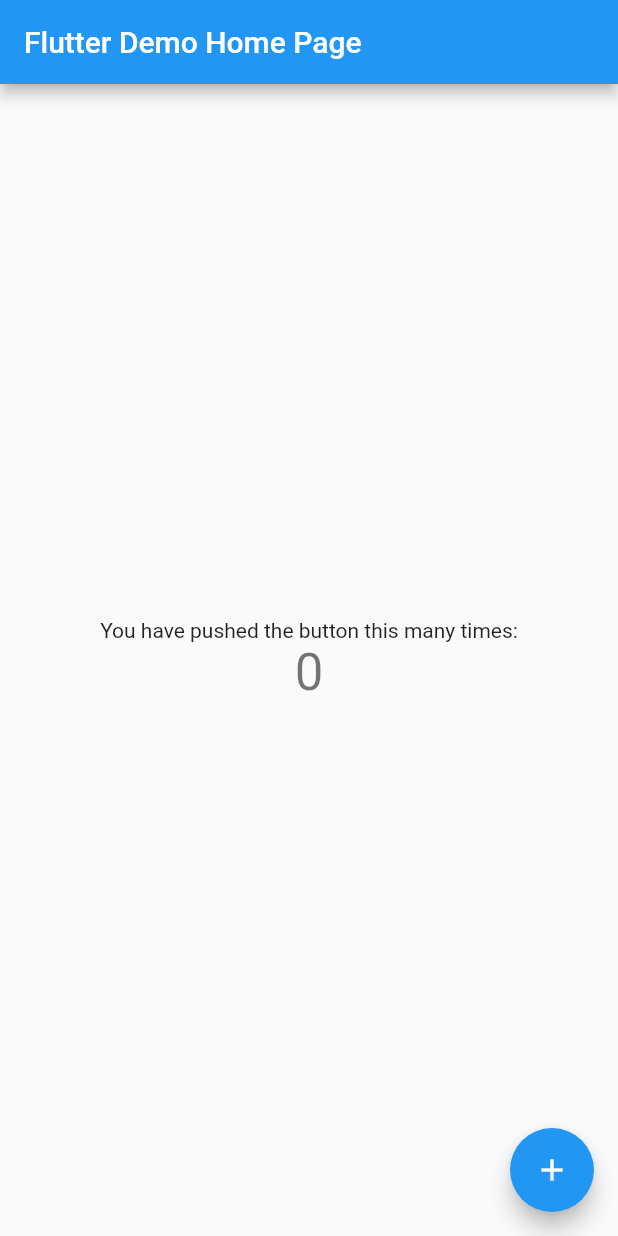
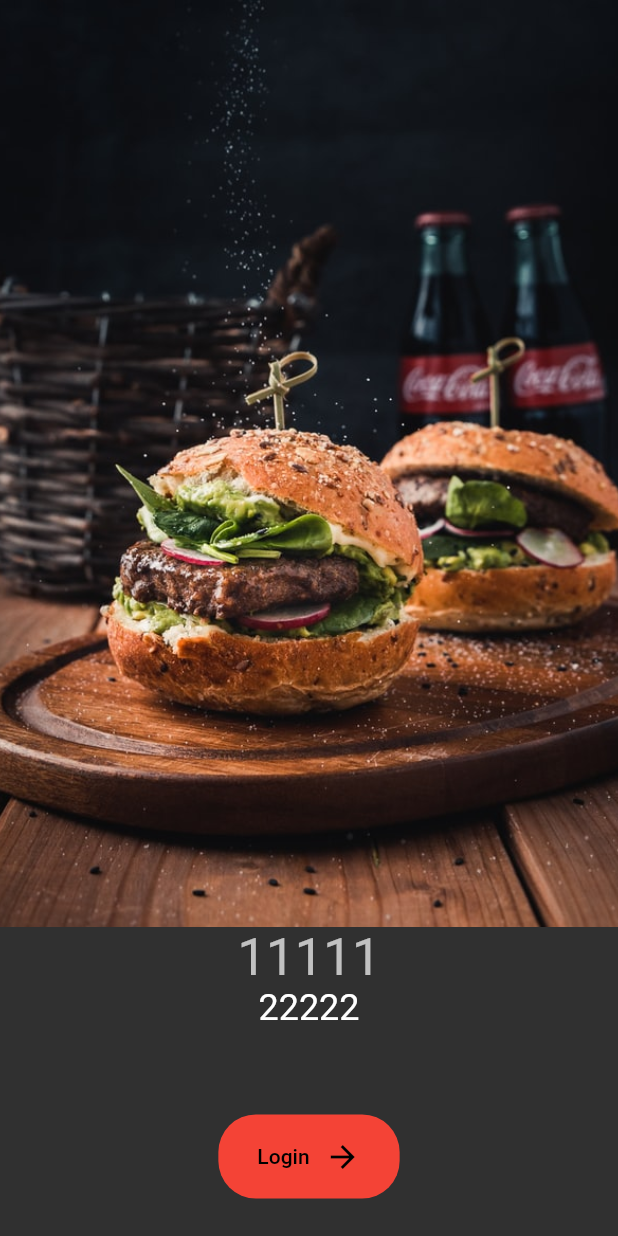
Before and after one commit to menuus/menuus-mobile, a Flutter app: the screen it shows after launch, on a phone screen of 412 x 824 dp. Run offline on Flutter 3.47's test engine with Material 2 defaults, Android fonts, the phone set to English and light mode, and no system bars.

```diff
--- a/lib/main.dart
+++ b/lib/main.dart
@@ -1,111 +1,101 @@
 import 'package:flutter/material.dart';
+import 'package:menuus_mobile/signin-screen.dart';
 
 void main() => runApp(MyApp());
 
 class MyApp extends StatelessWidget {
-  // This widget is the root of your application.
   @override
   Widget build(BuildContext context) {
     return MaterialApp(
-      title: 'Flutter Demo',
+      title: 'Welcome Screen',
       theme: ThemeData(
-        // This is the theme of your application.
-        //
-        // Try running your application with "flutter run". You'll see the
-        // application has a blue toolbar. Then, without quitting the app, try
-        // changing the primarySwatch below to Colors.green and then invoke
-        // "hot reload" (press "r" in the console where you ran "flutter run",
-        // or simply save your changes to "hot reload" in a Flutter IDE).
-        // Notice that the counter didn't reset back to zero; the application
-        // is not restarted.
-        primarySwatch: Colors.blue,
+        primarySwatch: Colors.red,
       ),
-      home: MyHomePage(title: 'Flutter Demo Home Page'),
+      darkTheme: ThemeData(
+        brightness: Brightness.dark,
+      ),
+      themeMode: ThemeMode.dark,
+      home: WelcomeScreen(),
     );
   }
 }
 
-class MyHomePage extends StatefulWidget {
-  MyHomePage({Key key, this.title}) : super(key: key);
-
-  // This widget is the home page of your application. It is stateful, meaning
-  // that it has a State object (defined below) that contains fields that affect
-  // how it looks.
-
-  // This class is the configuration for the state. It holds the values (in this
-  // case the title) provided by the parent (in this case the App widget) and
-  // used by the build method of the State. Fields in a Widget subclass are
-  // always marked "final".
-
-  final String title;
-
-  @override
-  _MyHomePageState createState() => _MyHomePageState();
-}
-
-class _MyHomePageState extends State<MyHomePage> {
-  int _counter = 0;
-
-  void _incrementCounter() {
-    setState(() {
-      // This call to setState tells the Flutter framework that something has
-      // changed in this State, which causes it to rerun the build method below
-      // so that the display can reflect the updated values. If we changed
-      // _counter without calling setState(), then the build method would not be
-      // called again, and so nothing would appear to happen.
-      _counter++;
-    });
-  }
-
+class WelcomeScreen extends StatelessWidget {
   @override
   Widget build(BuildContext context) {
-    // This method is rerun every time setState is called, for instance as done
-    // by the _incrementCounter method above.
-    //
-    // The Flutter framework has been optimized to make rerunning build methods
-    // fast, so that you can just rebuild anything that needs updating rather
-    // than having to individually change instances of widgets.
     return Scaffold(
-      appBar: AppBar(
-        // Here we take the value from the MyHomePage object that was created by
-        // the App.build method, and use it to set our appbar title.
-        title: Text(widget.title),
+      body: Column(
+        children: <Widget>[
+          Expanded(
+            flex: 3,
+            child: Container(
+              decoration: BoxDecoration(
+                image: DecorationImage(
+                  image: AssetImage("assets/burger-pic.jpg"),
+                  fit: BoxFit.cover,
                 ),
-      body: Center(
-        // Center is a layout widget. It takes a single child and positions it
-        // in the middle of the parent.
+              ),
+            ),
+          ),
+          Expanded(
             child: Column(
-          // Column is also a layout widget. It takes a list of children and
-          // arranges them vertically. By default, it sizes itself to fit its
-          // children horizontally, and tries to be as tall as its parent.
-          //
-          // Invoke "debug painting" (press "p" in the console, choose the
-          // "Toggle Debug Paint" action from the Flutter Inspector in Android
-          // Studio, or the "Toggle Debug Paint" command in Visual Studio Code)
-          // to see the wireframe for each widget.
-          //
-          // Column has various properties to control how it sizes itself and
-          // how it positions its children. Here we use mainAxisAlignment to
-          // center the children vertically; the main axis here is the vertical
-          // axis because Columns are vertical (the cross axis would be
-          // horizontal).
-          mainAxisAlignment: MainAxisAlignment.center,
+              mainAxisAlignment: MainAxisAlignment.spaceBetween,
+              children: <Widget>[
+                RichText(
+                  textAlign: TextAlign.center,
+                  text: TextSpan(
+                    children: [
+                      TextSpan(
+                        text: "11111\n",
+                        style: Theme.of(context).textTheme.display1,
+                      ),
+                      TextSpan(
+                        text: "22222",
+                        style: Theme.of(context).textTheme.headline,
+                      )
+                    ],
+                  ),
+                ),
+                FittedBox(
+                  child: GestureDetector(
+                    onTap: () {
+                      Navigator.push(context, MaterialPageRoute(
+                        builder: (context) {
+                          return SignInScreen();
+                        },
+                      ));
+                    },
+                    child: Container(
+                      margin: EdgeInsets.only(bottom: 25),
+                      padding:
+                          EdgeInsets.symmetric(horizontal: 26, vertical: 16),
+                      decoration: BoxDecoration(
+                        borderRadius: BorderRadius.circular(25),
+                        color: Colors.red,
+                      ),
+                      child: Row(
                         children: <Widget>[
                           Text(
-              'You have pushed the button this many times:',
+                            "Login",
+                            style: Theme.of(context).textTheme.button.copyWith(
+                                  color: Colors.black,
                                 ),
-            Text(
-              '$_counter',
-              style: Theme.of(context).textTheme.display1,
+                          ),
+                          SizedBox(width: 10),
+                          Icon(
+                            Icons.arrow_forward,
+                            color: Colors.black,
+                          )
+                        ],
+                      ),
+                    ),
+                  ),
                 ),
               ],
             ),
           ),
-      floatingActionButton: FloatingActionButton(
-        onPressed: _incrementCounter,
-        tooltip: 'Increment',
-        child: Icon(Icons.add),
-      ), // This trailing comma makes auto-formatting nicer for build methods.
+        ],
+      ),
     );
   }
 }
--- a/pubspec.yaml
+++ b/pubspec.yaml
@@ -41,8 +41,8 @@ flutter:
   uses-material-design: true
 
   # To add assets to your application, add an assets section, like this:
-  # assets:
-  #  - images/a_dot_burr.jpeg
+  assets:
+   - assets/
   #  - images/a_dot_ham.jpeg
 
   # An image asset can refer to one or more resolution-specific "variants", see
```
Also changed, not shown: lib/signin-screen.dart (added, +137 -0 lines), assets/burger-pic.jpg (added). Lines whose indentation alone changed are shown as unchanged.
